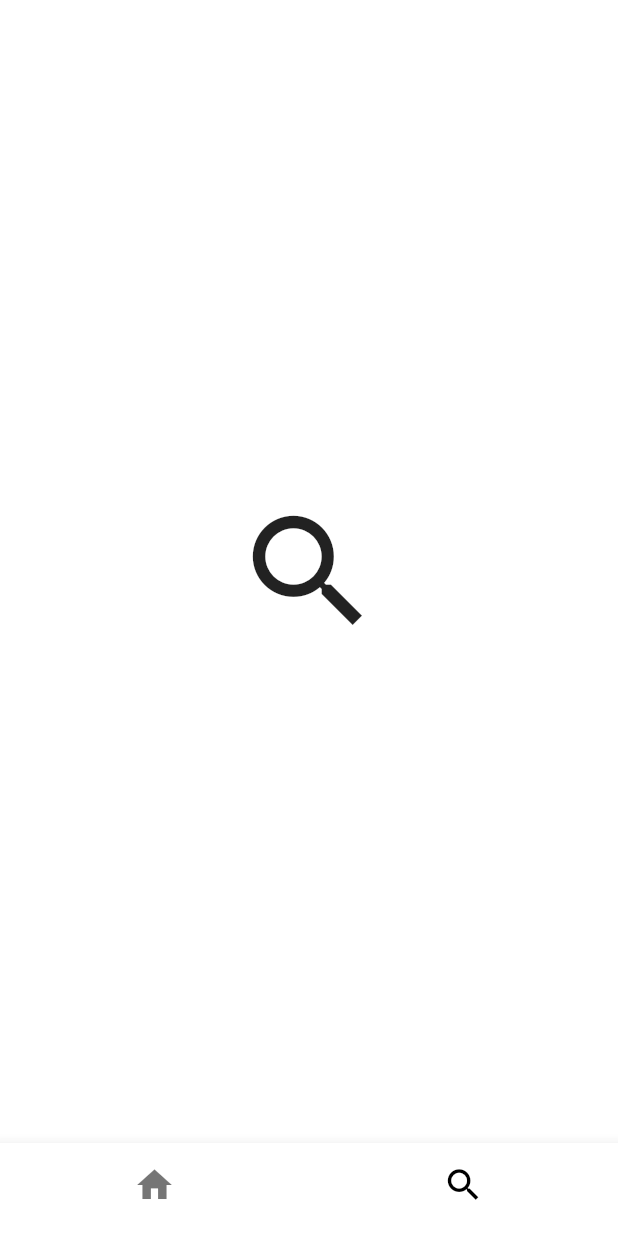
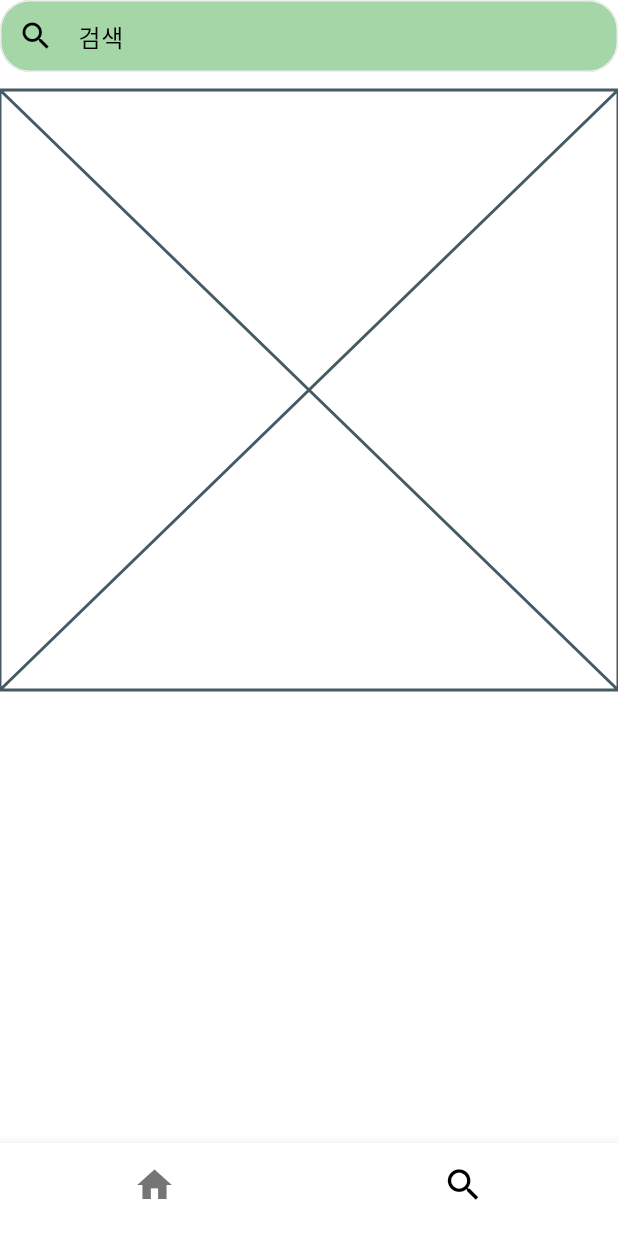
Before and after one commit to HiddenEvent/first_app, a Flutter app: the screen it shows after launch, item 2 of the bottom bar chosen, on a phone screen of 412 x 824 dp. Run offline on Flutter 3.47's test engine with Material 3 defaults, Android fonts, the phone set to English and light mode, and no system bars; our stand-ins replace google_fonts.

Commit message:
[인스타 클론] search_screen 검색 필드 작업

```diff
--- a/lib/screen/search_screen.dart
+++ b/lib/screen/search_screen.dart
@@ -5,8 +5,57 @@ class SearchScreen extends StatelessWidget {
 
   @override
   Widget build(BuildContext context) {
-    return Center(
-      child: Icon(Icons.search, size: 100),
+    return SafeArea(
+      child: SingleChildScrollView(
+        child: Column(
+          children: [
+            SearchTextBar(),
+            SearchGrid(),
+          ],
+        ),
+      ),
     );
   }
 }
+
+class SearchTextBar extends StatelessWidget {
+  const SearchTextBar({super.key});
+
+  @override
+  Widget build(BuildContext context) {
+    return SizedBox(
+      height: 60,
+      child: TextField(
+        cursorColor: Colors.black,
+        decoration: InputDecoration(
+          prefixIcon: Icon(Icons.search),
+          hintText: '검색',
+          contentPadding: const EdgeInsets.all(0),
+          filled: true,
+          fillColor: Colors.green.shade200,
+          border: OutlineInputBorder(
+            borderRadius: BorderRadius.circular(20),
+            borderSide: BorderSide(
+              color: Colors.grey.shade200,
+            ),
+          ),
+          enabledBorder: OutlineInputBorder(
+            borderRadius: BorderRadius.circular(20),
+            borderSide: BorderSide(
+              color: Colors.grey.shade200,
+            ),
+          ),
+        ),
+      ),
+    );
+  }
+}
+
+class SearchGrid extends StatelessWidget {
+  const SearchGrid({super.key});
+
+  @override
+  Widget build(BuildContext context) {
+    return const Placeholder();
+  }
+}
```
